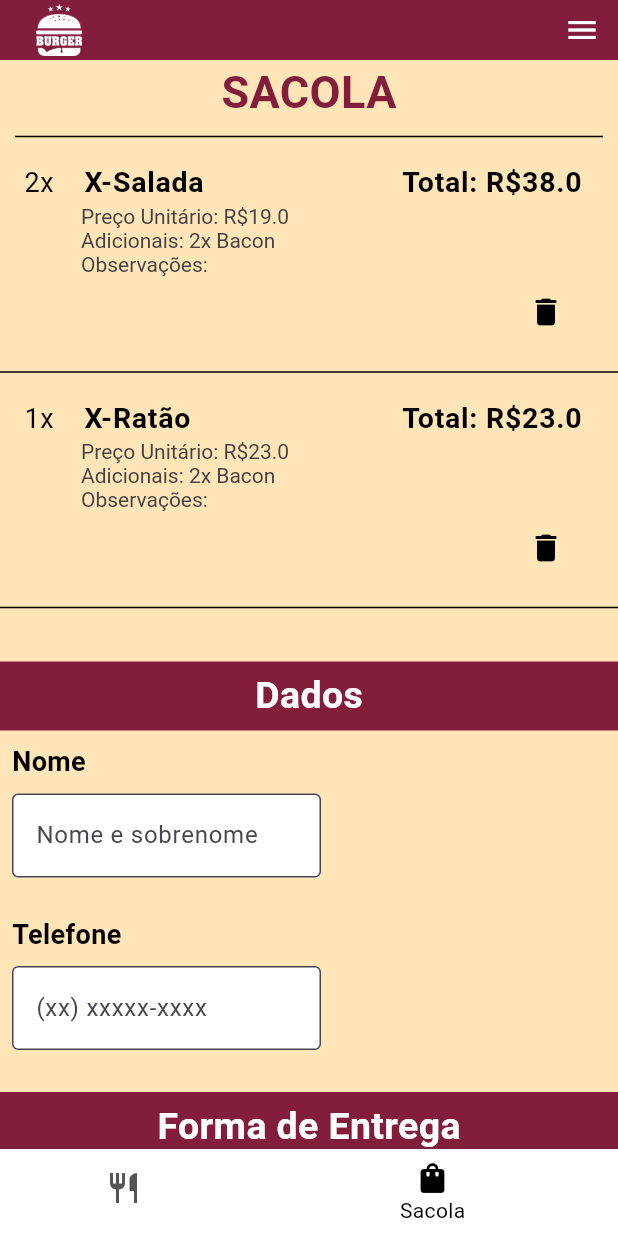
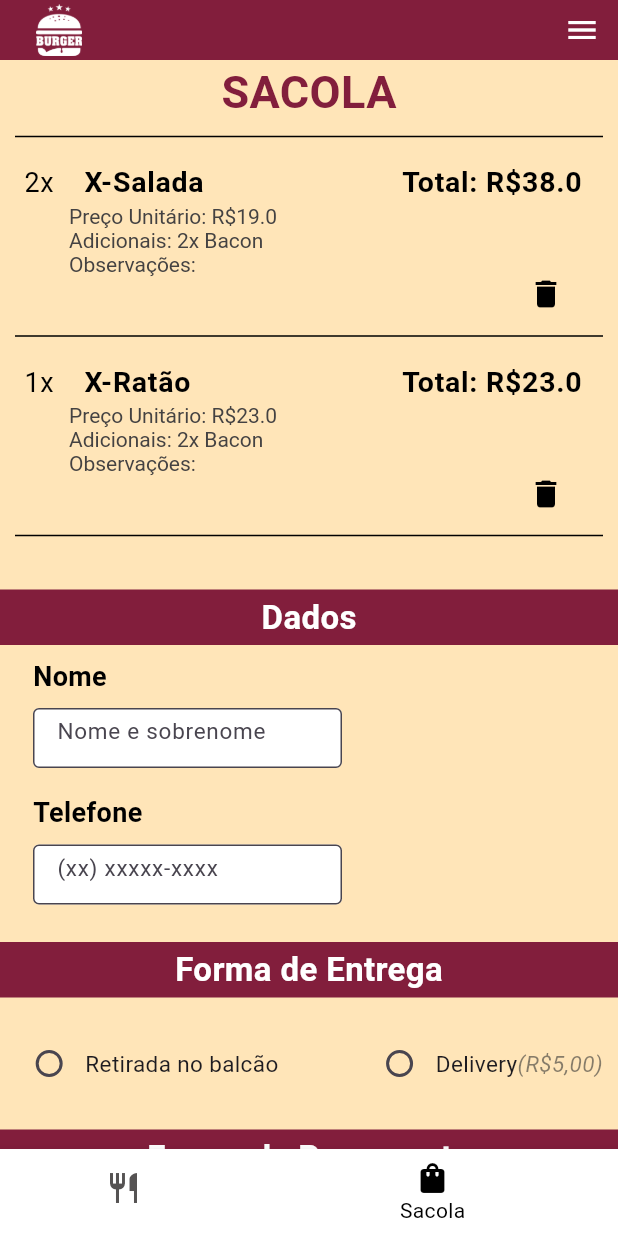
Before and after one commit to Gabriel-Victor03/appdelivery, a Flutter app: the screen it shows after launch, item 2 of the bottom bar chosen, on a phone screen of 412 x 824 dp. Run offline on Flutter 3.47's test engine with Material 3 defaults, Android fonts, the phone set to English and light mode, and no system bars; our stand-ins replace carousel_slider, parse_server_sdk_flutter; network calls fail; Roboto replaces fonts that are missing (Arial, arial).

Commit message:
ajustes sacola

```diff
--- a/lib/view/pages/cart_page.dart
+++ b/lib/view/pages/cart_page.dart
@@ -71,7 +71,7 @@ class _CartPageState extends State<CartPage> {
                                     color: Color.fromARGB(255, 0, 0, 0),
                                   ),
                                 ),
-                                SizedBox(width: 20), // Espaço entre os textos
+                                SizedBox(width: 20.0), // Espaço entre os textos
                                 Text(
                                   '${product['name']}',
                                   style: TextStyle(
@@ -95,7 +95,7 @@ class _CartPageState extends State<CartPage> {
                           ],
                         ),
                         subtitle: Padding(
-                          padding: const EdgeInsets.only(left: 38.0),
+                          padding: const EdgeInsets.only(left: 30.0),
                           child: Column(
                             crossAxisAlignment: CrossAxisAlignment.start,
                             children: [
@@ -106,6 +106,7 @@ class _CartPageState extends State<CartPage> {
                                   'Observações: '), // Campo para listar observações
                               Align(
                                 alignment: Alignment.centerRight,
+                                heightFactor: 0.5,
                                 child: IconButton(
                                   icon: Icon(Icons.delete),
                                   color:
@@ -125,6 +126,8 @@ class _CartPageState extends State<CartPage> {
                         ),
                       ),
                       Divider(
+                        indent: 10.0,
+                        endIndent: 10.0,
                         color: Colors.black,
                       ), // Divider após cada ListTile
                     ],
@@ -142,12 +145,12 @@ class _CartPageState extends State<CartPage> {
                       color: const Color.fromARGB(
                           255, 130, 30, 60), // Cor de fundo
                       padding: const EdgeInsets.symmetric(
-                          vertical: 5.0), // Espaçamento vertical
+                          vertical: 3.0), // Espaçamento vertical
                       child: Center(
                         child: Text(
                           'Dados',
                           style: TextStyle(
-                            fontSize: 25,
+                            fontSize: 22,
                             fontWeight: FontWeight.bold,
                             color: Colors.white,
                           ),
@@ -167,7 +170,10 @@ class _CartPageState extends State<CartPage> {
                     crossAxisAlignment:
                         CrossAxisAlignment.start, // Alinha os textos à esquerda
                     children: [
-                      Text(
+                      Padding(
+                        padding: EdgeInsets.only(
+                            left: 14.0), // Padding na esquerda para o texto
+                        child: Text(
                           'Nome',
                           style: TextStyle(
                             fontFamily: 'arial',
@@ -176,11 +182,15 @@ class _CartPageState extends State<CartPage> {
                             fontSize: 18,
                           ),
                         ),
+                      ),
                       SizedBox(height: 8),
-                      // Ajuste de tamanho para o TextField (largura e altura)
-                      Container(
+                      Padding(
+                        padding: EdgeInsets.only(
+                            left: 14.0), // Padding na esquerda para o TextField
+                        child: Container(
                           width: MediaQuery.of(context).size.width /
-                            2, // Ajusta a largura do TextField para ocupar toda a largura disponível
+                              2, // Ajusta a largura do TextField
+                          height: 40.0,
                           child: TextField(
                             controller: nameController,
                             decoration: InputDecoration(
@@ -188,14 +198,18 @@ class _CartPageState extends State<CartPage> {
                               hintText: "Nome e sobrenome",
                               filled: true,
                               fillColor: Colors.white,
+                              // contentPadding: EdgeInsets.symmetric(
+                              //     vertical: 9.0, horizontal: 10.0)
                             ),
-                          style: TextStyle(
-                              fontSize:
-                                  16), // Ajusta o tamanho do texto dentro do campo
+                            style: TextStyle(fontSize: 15),
                           ),
                         ),
-                      SizedBox(height: 25),
-                      Text(
+                      ),
+                      SizedBox(height: 17),
+                      Padding(
+                        padding: EdgeInsets.only(
+                            left: 14.0), // Padding na esquerda para o texto
+                        child: Text(
                           'Telefone',
                           style: TextStyle(
                             fontFamily: 'arial',
@@ -204,11 +218,16 @@ class _CartPageState extends State<CartPage> {
                             fontSize: 18,
                           ),
                         ),
+                      ),
                       SizedBox(height: 8),
-                      // Ajuste de tamanho para o TextField (largura e altura)
-                      Container(
+                      Padding(
+                        padding: EdgeInsets.only(
+                            left: 14.0), // Padding na esquerda para o TextField
+                        child: Container(
+                          height: 40.0,
+
                           width: MediaQuery.of(context).size.width /
-                            2, // Ajusta a largura do TextField para ocupar toda a largura disponível
+                              2, // Ajusta a largura do TextField
                           child: TextField(
                             controller: phoneController,
                             decoration: InputDecoration(
@@ -217,9 +236,8 @@ class _CartPageState extends State<CartPage> {
                               filled: true,
                               fillColor: Colors.white,
                             ),
-                          style: TextStyle(
-                              fontSize:
-                                  16), // Ajusta o tamanho do texto dentro do campo
+                            style: TextStyle(fontSize: 15),
+                          ),
                         ),
                       ),
                     ],
@@ -227,7 +245,7 @@ class _CartPageState extends State<CartPage> {
                 ),
               ),
 
-              const SizedBox(height: 20),
+              const SizedBox(height: 17),
 
               Row(
                 children: [
@@ -236,12 +254,12 @@ class _CartPageState extends State<CartPage> {
                       color: const Color.fromARGB(
                           255, 130, 30, 60), // Cor de fundo
                       padding: const EdgeInsets.symmetric(
-                          vertical: 5.0), // Espaçamento vertical
+                          vertical: 3.0), // Espaçamento vertical
                       child: Center(
                         child: Text(
                           'Forma de Entrega',
                           style: TextStyle(
-                            fontSize: 25,
+                            fontSize: 22,
                             fontWeight: FontWeight.bold,
                             color: Colors.white,
                           ),
@@ -256,7 +274,7 @@ class _CartPageState extends State<CartPage> {
                 alignment: Alignment.center,
                 child: Row(
                   mainAxisAlignment: MainAxisAlignment
-                      .center, // Centraliza o Row no eixo horizontal
+                      .spaceBetween, // Centraliza o Row no eixo horizontal
                   children: [
                     Expanded(
                       child: Row(
@@ -275,16 +293,17 @@ class _CartPageState extends State<CartPage> {
                           const Text('Retirada no balcão',
                               textAlign: TextAlign.center,
                               style: TextStyle(
-                                  fontSize: 13,
-                                  fontWeight: FontWeight.bold,
+                                  fontSize: 15,
+                                  fontWeight: FontWeight.normal,
                                   fontFamily: 'Arial')),
                         ],
                       ),
                     ),
-                    Expanded(
+                    Padding(
+                      padding: const EdgeInsets.only(
+                          top: 10, bottom: 10, left: 48.0, right: 10.0),
                       child: Row(
-                        mainAxisAlignment: MainAxisAlignment
-                            .center, // Centraliza os elementos dentro da coluna
+                        mainAxisAlignment: MainAxisAlignment.center,
                         children: [
                           Radio<String>(
                             value: 'Delivery',
@@ -298,9 +317,18 @@ class _CartPageState extends State<CartPage> {
                           const Text('Delivery',
                               textAlign: TextAlign.center,
                               style: TextStyle(
-                                  fontSize: 13,
-                                  fontWeight: FontWeight.bold,
+                                  fontSize: 15,
+                                  fontWeight: FontWeight.normal,
                                   fontFamily: 'Arial')),
+                          const Text(
+                            '(R\$5,00)',
+                            textAlign: TextAlign.center,
+                            style: TextStyle(
+                                fontSize: 15,
+                                fontStyle: FontStyle.italic,
+                                fontFamily: 'Arial',
+                                color: Color.fromARGB(150, 50, 50, 50)),
+                          )
                         ],
                       ),
                     ),
@@ -317,12 +345,12 @@ class _CartPageState extends State<CartPage> {
                       color: const Color.fromARGB(
                           255, 130, 30, 60), // Cor de fundo
                       padding: const EdgeInsets.symmetric(
-                          vertical: 5.0), // Espaçamento vertical
+                          vertical: 3.0), // Espaçamento vertical
                       child: Center(
                         child: Text(
                           'Forma de Pagamento',
                           style: TextStyle(
-                            fontSize: 25,
+                            fontSize: 22,
                             fontWeight: FontWeight.bold,
                             color: Colors.white,
                           ),
@@ -334,10 +362,11 @@ class _CartPageState extends State<CartPage> {
               ),
 
               Padding(
-                padding: const EdgeInsets.all(18.0),
+                padding: const EdgeInsets.only(
+                    top: 18.0, bottom: 18.0, left: 27.0, right: 102.0),
                 child: Row(
                   mainAxisAlignment: MainAxisAlignment
-                      .spaceAround, // Distribui as opções de forma uniforme
+                      .spaceBetween, // Distribui as opções de forma uniforme
                   children: [
                     Row(
                       children: [
@@ -353,8 +382,8 @@ class _CartPageState extends State<CartPage> {
                         const Text('Cartão',
                             textAlign: TextAlign.center,
                             style: TextStyle(
-                                fontSize: 13,
-                                fontWeight: FontWeight.bold,
+                                fontSize: 15,
+                                fontWeight: FontWeight.normal,
                                 fontFamily: 'Arial')),
                       ],
                     ),
@@ -372,8 +401,8 @@ class _CartPageState extends State<CartPage> {
                         const Text('Dinheiro',
                             textAlign: TextAlign.center,
                             style: TextStyle(
-                                fontSize: 13,
-                                fontWeight: FontWeight.bold,
+                                fontSize: 15,
+                                fontWeight: FontWeight.normal,
                                 fontFamily: 'Arial')),
                       ],
                     ),
@@ -391,8 +420,8 @@ class _CartPageState extends State<CartPage> {
                         const Text('Pix',
                             textAlign: TextAlign.center,
                             style: TextStyle(
-                                fontSize: 13,
-                                fontWeight: FontWeight.bold,
+                                fontSize: 15,
+                                fontWeight: FontWeight.normal,
                                 fontFamily: 'Arial')),
                       ],
                     ),
```
Lines whose indentation alone changed are shown as unchanged.
